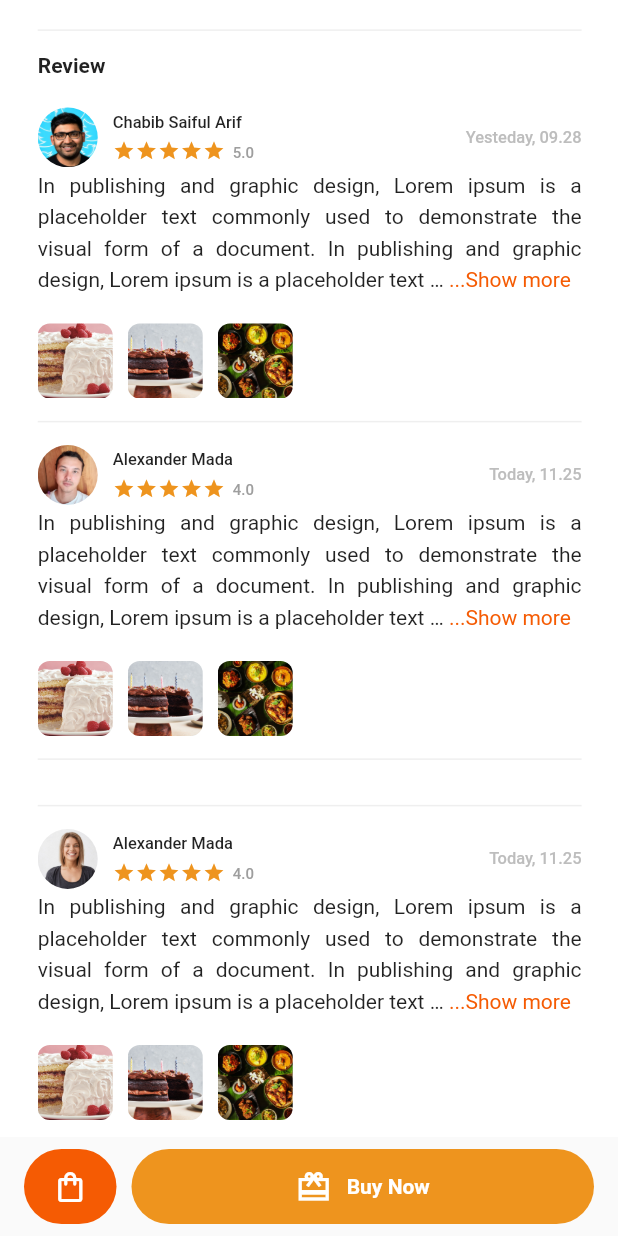
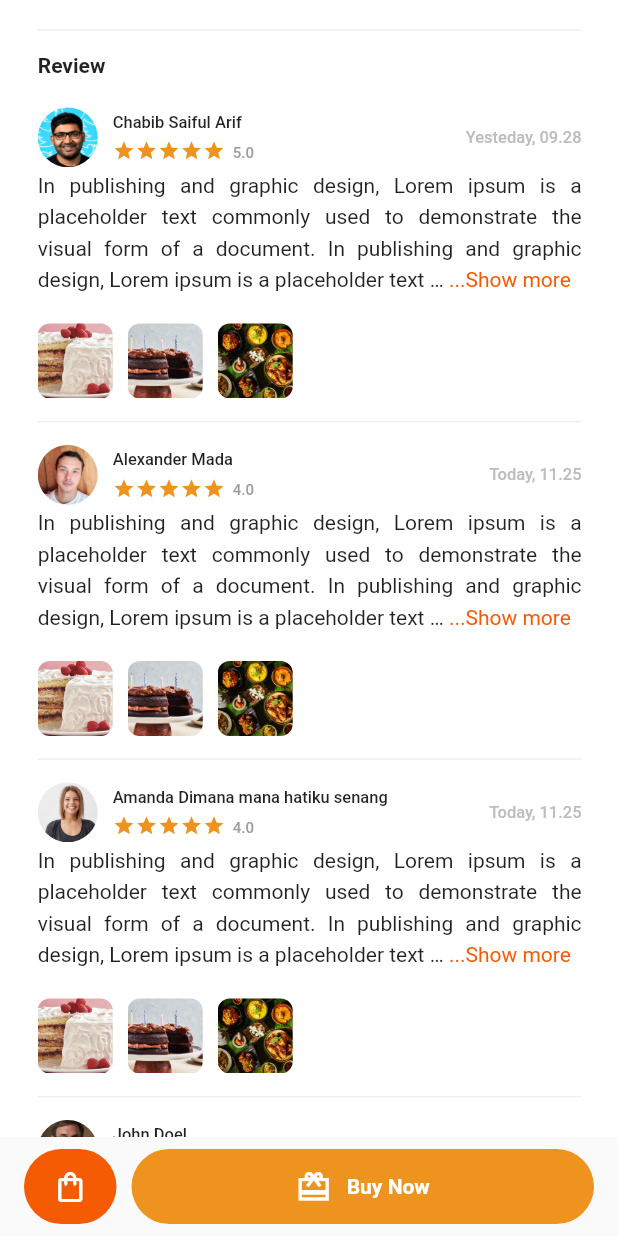
Before and after one commit to yowanmada123/FinalProjectMSIB, a Flutter app: the DetailProductPage screen opened directly with empty values, scrolled down 576 dp, on a phone screen of 412 x 824 dp. Run offline on Flutter 3.47's test engine with Material 2 defaults, Android fonts, the phone set to English and light mode, and no system bars; drawn by our look-alikes of readmore; our stand-ins replace firebase_auth, firebase_core, flutter_svg, get, mask_text_input_formatter, shared_preferences and 2 more; accounts and stored records are empty; network calls fail; project files that could hold a hidden picture were left out.

Commit message:
solve overflow

```diff
--- a/lib/page/detailpage/detail_product_page.dart
+++ b/lib/page/detailpage/detail_product_page.dart
@@ -106,7 +106,7 @@ class _DetailProductPageState extends State<DetailProductPage> {
                     ),
                   ),
                   SliverFixedExtentList(
-                    itemExtent: 1500,
+                    itemExtent: 1800,
                     // Get.height,
                     delegate: SliverChildListDelegate(
                       [
@@ -298,33 +298,29 @@ class _DetailProductPageState extends State<DetailProductPage> {
                                                   star: '4.0',
                                                   review: 'In publishing and graphic design, Lorem ipsum is a placeholder text commonly used to demonstrate the visual form of a document. In publishing and graphic design, Lorem ipsum is a placeholder text commonly used to demonstrate the visual form of a document. In publishing and graphic design, Lorem ipsum is a placeholder text commonly used to demonstrate the visual form of a document.'),
                                               BuildCustomDivider(),
-                                              BuildCustomDivider(),
                                               const BuildItemReview(
-                                                  name: 'Alexander Mada',
+                                                  name: 'Amanda Dimana mana hatiku senang',
                                                   date: 'Today, 11.25',
                                                   profileImage: 'assets/images/person2.jpg',
                                                   star: '4.0',
                                                   review: 'In publishing and graphic design, Lorem ipsum is a placeholder text commonly used to demonstrate the visual form of a document. In publishing and graphic design, Lorem ipsum is a placeholder text commonly used to demonstrate the visual form of a document. In publishing and graphic design, Lorem ipsum is a placeholder text commonly used to demonstrate the visual form of a document.'),
                                               BuildCustomDivider(),
-                                              BuildCustomDivider(),
                                               const BuildItemReview(
-                                                  name: 'Alexander Mada',
+                                                  name: 'John Doel',
                                                   date: 'Today, 11.25',
                                                   profileImage: 'assets/images/person3.jpg',
                                                   star: '4.0',
                                                   review: 'In publishing and graphic design, Lorem ipsum is a placeholder text commonly used to demonstrate the visual form of a document. In publishing and graphic design, Lorem ipsum is a placeholder text commonly used to demonstrate the visual form of a document. In publishing and graphic design, Lorem ipsum is a placeholder text commonly used to demonstrate the visual form of a document.'),
                                               BuildCustomDivider(),
-                                              BuildCustomDivider(),
                                               const BuildItemReview(
-                                                  name: 'Alexander Mada',
+                                                  name: 'Dwain Gundul',
                                                   date: 'Today, 11.25',
                                                   profileImage: 'assets/images/person4.jpg',
                                                   star: '4.0',
                                                   review: 'In publishing and graphic design, Lorem ipsum is a placeholder text commonly used to demonstrate the visual form of a document. In publishing and graphic design, Lorem ipsum is a placeholder text commonly used to demonstrate the visual form of a document. In publishing and graphic design, Lorem ipsum is a placeholder text commonly used to demonstrate the visual form of a document.'),
                                               BuildCustomDivider(),
-                                              BuildCustomDivider(),
                                               const BuildItemReview(
-                                                  name: 'Alexander Mada',
+                                                  name: 'Eloon Mulek',
                                                   date: 'Today, 11.25',
                                                   profileImage: 'assets/images/person5.jpg',
                                                   star: '4.0',
```
Also changed, not shown: assets/images/person5.jpg (added).
